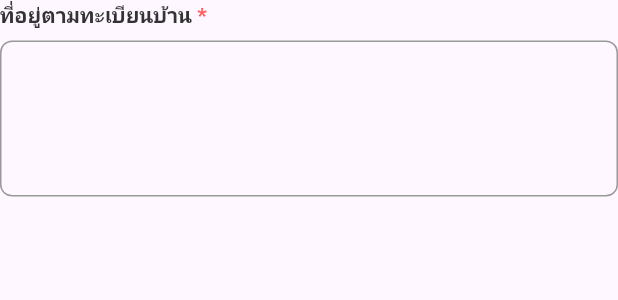
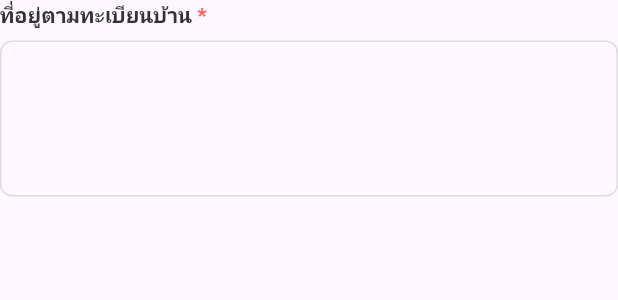
Before and after one commit to zendaifoundation/rodzendai-form, a Flutter app: the TextFormFielddCustom widget shown alone on an empty page, opened directly, on a phone screen of 412 x 824 dp. Shown: the top 300 px of the screen. Run offline on Flutter 3.47's test engine with Material 3 defaults, Android fonts, the phone set to English and light mode, and no system bars; our stand-ins replace bloc, calendar_date_picker2, cloud_firestore, dio, dotted_decoration, equatable and 8 more; missing offline and left inert: desktop_drop, universal_html; accounts and stored records are empty; statements that could not run were skipped.

Commit message:
feat: add border color constant and update widget styles to use AppColors

```diff
--- a/lib/core/constants/app_colors.dart
+++ b/lib/core/constants/app_colors.dart
@@ -25,4 +25,5 @@ class AppColors {
   static const Color red = Color(0xFFD32F2F);
 
   static const Color grey = Color(0xFF808080);
+  static const Color border = Color(0xFFdddddd);
 }
--- a/lib/presentation/register/widgets/box_upload_file_widget.dart
+++ b/lib/presentation/register/widgets/box_upload_file_widget.dart
@@ -113,10 +113,10 @@ class _BoxUploadFileWidgetState extends State<BoxUploadFileWidget> {
                 shape: Shape.box,
                 borderRadius: BorderRadius.circular(8),
                 color: isDragging
-                    ? Colors.blue.shade300
+                    ? AppColors.primary
                     : isHover
-                    ? Colors.blue
-                    : Colors.grey,
+                    ? AppColors.primaryDark
+                    : AppColors.border,
                 strokeWidth: isDragging ? 2 : 1,
                 dash: [4, 4],
               ),
--- a/lib/widgets/text_form_field_customer.dart
+++ b/lib/widgets/text_form_field_customer.dart
@@ -56,15 +56,15 @@ class TextFormFielddCustom extends StatelessWidget {
             ),
             border: OutlineInputBorder(
               borderRadius: BorderRadius.circular(8),
-              borderSide: BorderSide(color: AppColors.primary, width: 1),
+              borderSide: BorderSide(color: AppColors.border, width: 1),
             ),
             focusedBorder: OutlineInputBorder(
               borderRadius: BorderRadius.circular(8),
-              borderSide: BorderSide(color: AppColors.primary, width: 2),
+              borderSide: BorderSide(color: AppColors.primary, width: 1.5),
             ),
             enabledBorder: OutlineInputBorder(
               borderRadius: BorderRadius.circular(8),
-              borderSide: BorderSide(color: AppColors.textLighter, width: 1),
+              borderSide: BorderSide(color: AppColors.border, width: 1),
             ),
             suffixIcon: suffixIcon,
           ),
```
